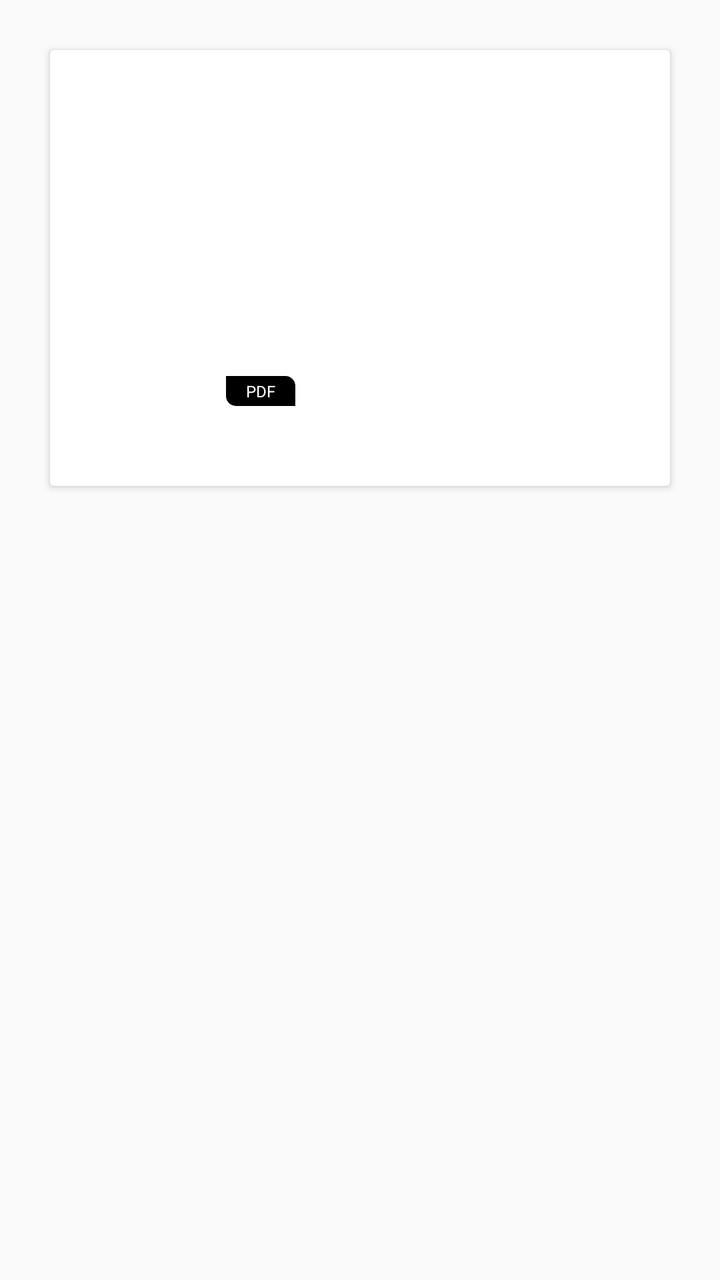
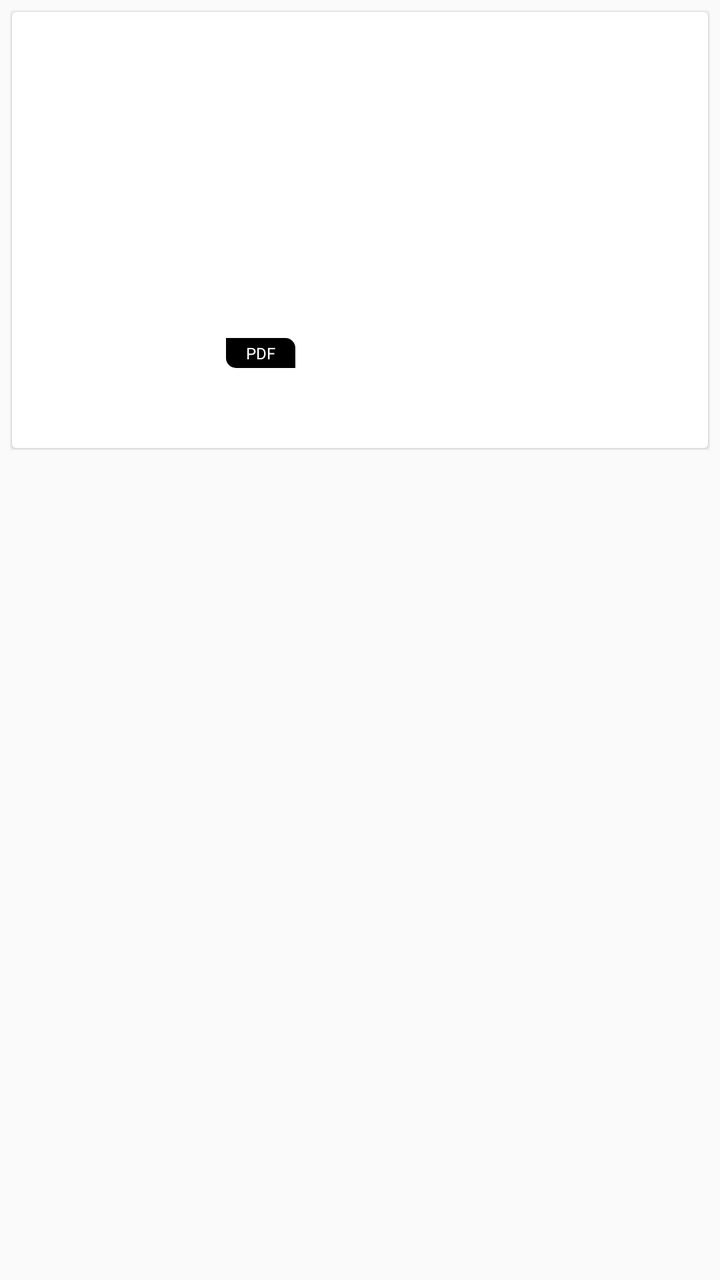

The first picture is an Android layout as it rendered before a commit; the second is the same layout after the commit. The layout source and the unified diff follow.
<!-- AndroidManifest.xml: application theme Theme.ContentBrowser -->
<!-- res/layout/pagegridviewitem_library2.xml -->
<?xml version="1.0" encoding="utf-8"?>
<LinearLayout
    xmlns:android="http://schemas.android.com/apk/res/android"
    xmlns:app="http://schemas.android.com/apk/res-auto"
    android:layout_width="fill_parent"
    android:layout_height="wrap_content"
    android:orientation="vertical"
    android:padding="5dp"
    android:background="@android:color/transparent"
    android:descendantFocusability="blocksDescendants"
    >

    <LinearLayout
        android:layout_width="fill_parent"
        android:layout_height="wrap_content"
        android:orientation="vertical"
        >
        <androidx.cardview.widget.CardView
            android:foreground="?android:attr/selectableItemBackground"
            android:clickable="false"
            android:layout_width="match_parent"
            android:layout_height="wrap_content"
            android:layout_margin="20dp">
            <LinearLayout
                android:layout_width="match_parent"
                android:layout_height="wrap_content"
                android:orientation="vertical"
                android:gravity="center"
                android:padding="10dp"
                >
                <RelativeLayout
                    android:layout_width="wrap_content"
                    android:layout_height="168dp"
                    android:layout_margin="0dp"
                    android:layout_gravity="center"
                    >
                    
                    <androidx.cardview.widget.CardView
                        android:id="@+id/img_item_card"
                        android:layout_width="wrap_content"
                        android:layout_height="wrap_content"
                        android:layout_marginTop="0dp"
                        android:layout_marginBottom="0dp"
                        android:layout_marginRight="0dp"
                        app:cardCornerRadius="10dp"
                        app:cardElevation="0dp">
                        <ImageView
                            android:id="@+id/browserItemIcon_library"
                            android:layout_width="134dp"
                            android:layout_height="168dp"
                            android:background="@drawable/pdf_back"
                            />
                        
                    </androidx.cardview.widget.CardView>
                    <TextView
                        android:id="@+id/tvSuffix"
                        android:layout_width="wrap_content"
                        android:layout_height="15dp"
                        android:background="@drawable/pdf_text_back"
                        android:layout_alignParentLeft="true"
                        android:layout_alignParentBottom="true"
                        android:text="PDF"
                        android:textSize="8dp"
                        android:gravity="center"
                        android:textColor="#FFFFFF"
                        android:paddingLeft="10dp"
                        android:paddingRight="10dp"
                        />
                </RelativeLayout>
                
                <TextView
                    android:id="@+id/bookgrid_name_library"
                    android:layout_width="match_parent"
                    android:layout_height="@dimen/book_name_height"
                    android:maxLines="2"
                    android:text=""
                    android:textStyle="bold"
                    android:layout_marginTop="5dp"
                    android:textSize="10dp"
                    android:gravity="center"
                    />
            </LinearLayout>
        </androidx.cardview.widget.CardView>


    </LinearLayout>
</LinearLayout>
<!-- resources referenced by this layout -->
<resources>
  <dimen name="book_name_height">25dp</dimen>
  <!-- drawable pdf_back (drawable) -->
  <?xml version="1.0" encoding="utf-8"?>
  <shape xmlns:android="http://schemas.android.com/apk/res/android"
  	android:shape="rectangle">
  	<corners
  		android:radius="10dp"
  		/>
  	
  	<padding android:left="0dp"
  		android:right="0dp"
  		android:top="0dp"
  		android:bottom="0dp" />
  	<solid android:color="#FFFFFFFF" />
  	
  </shape>
  <!-- drawable pdf_text_back (drawable) -->
  <?xml version="1.0" encoding="utf-8"?>
  <shape xmlns:android="http://schemas.android.com/apk/res/android"
  	android:shape="rectangle">
  	<corners
  		android:bottomLeftRadius="5dp"
  		android:topRightRadius="5dp"
  		/>
  	
  	<padding android:left="0dp"
  		android:right="0dp"
  		android:top="0dp"
  		android:bottom="0dp" />
  	<solid android:color="#ff000000" />
  </shape>
  <style name="Theme.ContentBrowser" parent="Theme.AppCompat.Light.DarkActionBar">
          
          <item name="colorPrimary">@color/colorPrimary</item>
          <item name="colorPrimaryDark">@color/colorPrimaryDark</item>
          <item name="colorAccent">@color/colorAccent</item>
      </style>
  <color name="colorPrimary">#000000</color>
  <color name="colorPrimaryDark">#000000</color>
  <color name="colorAccent">#D81B60</color>
</resources>

<!-- the commit's change to res/layout/pagegridviewitem_library2.xml (unified diff, before → after) -->
@@ -20,7 +20,7 @@
             android:clickable="false"
             android:layout_width="match_parent"
             android:layout_height="wrap_content"
-            android:layout_margin="20dp">
+            android:layout_margin="1dp">
             <LinearLayout
                 android:layout_width="match_parent"
                 android:layout_height="wrap_content"
